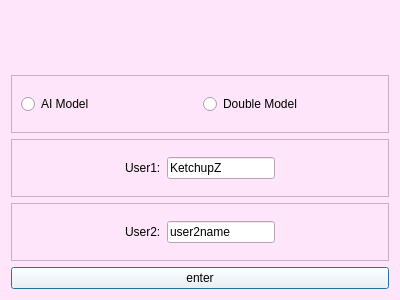
Above: _view/selectmodeldialogui.ui from LieLieLiekey/network-gobang before the change. Below: the same form after it.
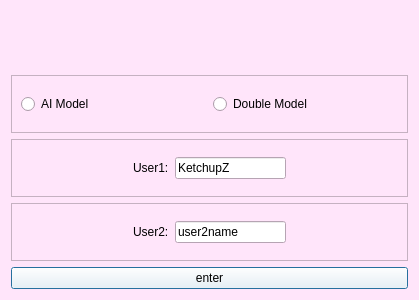
That is the form after the change. Icons and pictures are not drawn.

The edit to the form file:
```diff
--- a/_view/selectmodeldialogui.ui
+++ b/_view/selectmodeldialogui.ui
@@ -6,7 +6,7 @@
    <rect>
     <x>0</x>
     <y>0</y>
-    <width>400</width>
+    <width>419</width>
     <height>300</height>
    </rect>
   </property>
```
Left out of the diff: 4 changed lines with no effect on the pictures.
